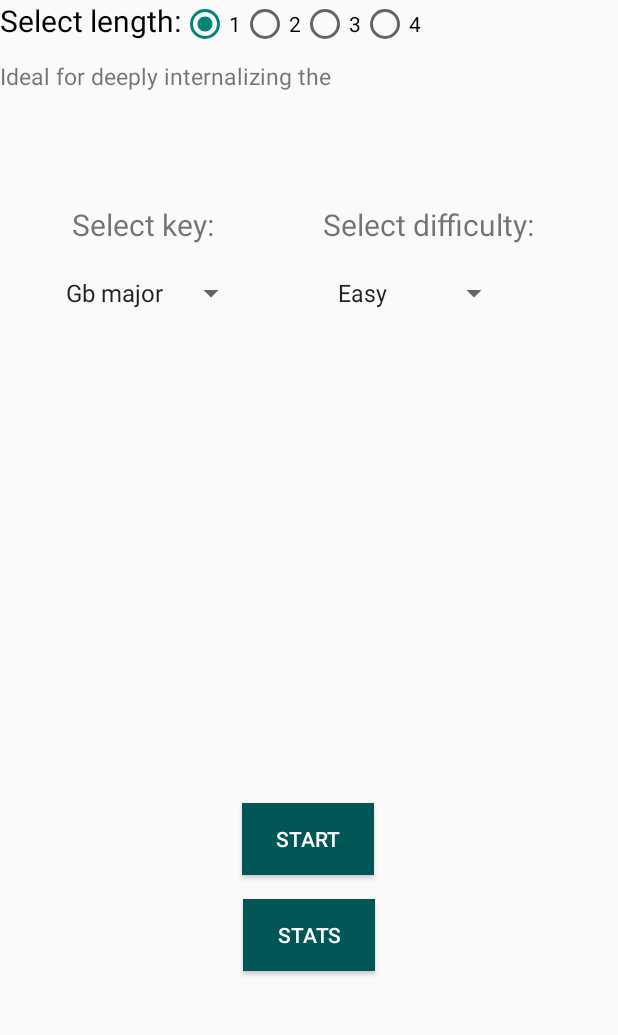
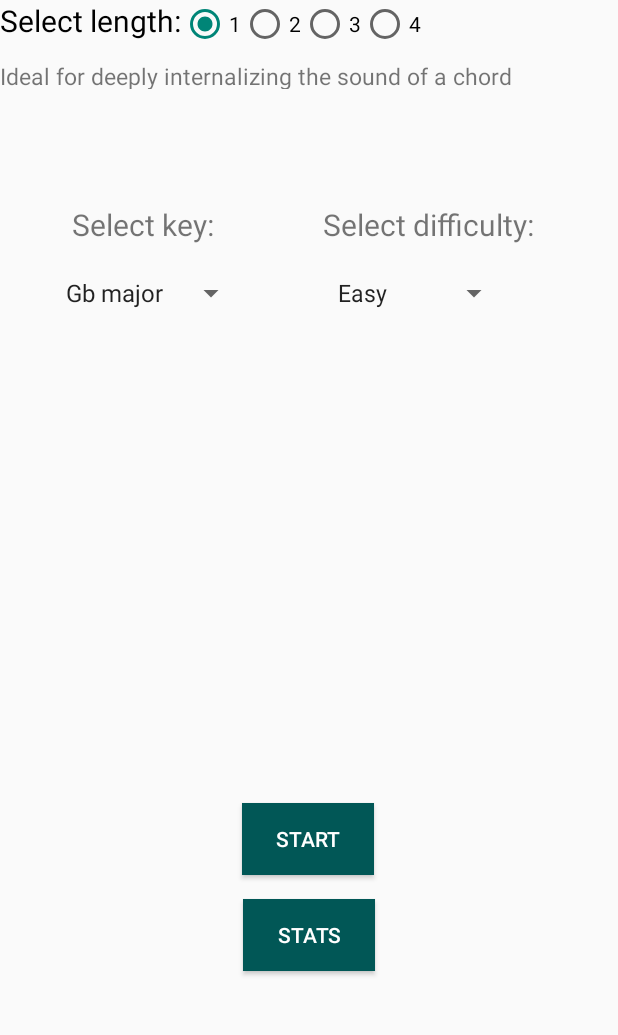
Before and after one commit to simontitk/chordtrain, an Android app: the screen it shows after launch (MainActivity), on a phone screen of 412 x 824 dp, the part 61-1096 px from its top. Run offline under Robolectric (Android 15) with nearby library versions, the phone set to English and light mode, and no system bars; our stand-ins replace Room's generated code.

Commit message:
slight ui changes

```diff
--- a/app/src/main/res/layout-land/fragment_main.xml
+++ b/app/src/main/res/layout-land/fragment_main.xml
@@ -66,8 +66,8 @@
 
     <TextView
         android:id="@+id/length_info_text"
-        android:layout_width="302dp"
-        android:layout_height="34dp"
+        android:layout_width="503dp"
+        android:layout_height="27dp"
         android:layout_marginTop="4dp"
         android:breakStrategy="simple"
         android:maxLines="3"
--- a/app/src/main/res/layout-land/fragment_statistics.xml
+++ b/app/src/main/res/layout-land/fragment_statistics.xml
@@ -44,7 +44,7 @@
         android:id="@+id/imageView"
         android:layout_width="81dp"
         android:layout_height="40dp"
-        android:layout_marginEnd="204dp"
+        android:layout_marginEnd="196dp"
         app:layout_constraintEnd_toEndOf="@+id/textView"
         app:layout_constraintTop_toTopOf="parent"
         app:srcCompat="@drawable/chordtrain_icon" />
--- a/app/src/main/res/layout/fragment_main.xml
+++ b/app/src/main/res/layout/fragment_main.xml
@@ -66,8 +66,8 @@
 
     <TextView
         android:id="@+id/length_info_text"
-        android:layout_width="250dp"
-        android:layout_height="21dp"
+        android:layout_width="395dp"
+        android:layout_height="19dp"
         android:layout_marginTop="8dp"
         android:breakStrategy="simple"
         android:maxLines="3"
```
